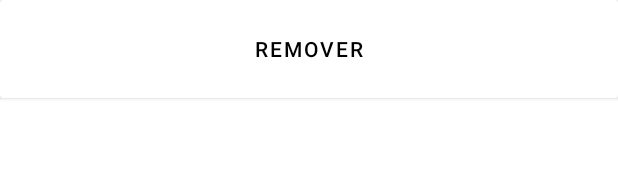
After one commit to maylc/dio-android-bootcamp-contentprovider, an Android app: the layout note_item.xml on its own in the app's theme, with its tools: preview values and no code run, on a phone screen of 412 x 824 dp. The commit adds this screen. Shown: the top 190 px of the screen. Run offline under Robolectric (Android 15) with nearby library versions, the phone set to English and light mode, and no system bars.

Commit message:
- Add recycler view to main activity. - Start implementing adapter.

```diff
--- /dev/null
+++ b/ContentProvider/app/src/main/res/layout/note_item.xml
@@ -0,0 +1,49 @@
+<?xml version="1.0" encoding="utf-8"?>
+<androidx.cardview.widget.CardView xmlns:android="http://schemas.android.com/apk/res/android"
+    android:layout_width="match_parent"
+    android:layout_height="wrap_content"
+    xmlns:app="http://schemas.android.com/apk/res-auto">
+
+    <androidx.constraintlayout.widget.ConstraintLayout
+        android:layout_width="match_parent"
+        android:layout_height="wrap_content">
+
+        <LinearLayout
+            android:id="@+id/notee_text_container"
+            android:layout_width="wrap_content"
+            android:layout_height="wrap_content"
+            android:layout_margin="8dp"
+            android:orientation="vertical"
+            app:layout_constraintStart_toStartOf="parent"
+            app:layout_constraintBottom_toBottomOf="parent"
+            app:layout_constraintTop_toTopOf="parent">
+
+            <TextView
+                android:id="@+id/note_title"
+                android:layout_width="match_parent"
+                android:textSize="20sp"
+                android:layout_height="wrap_content"/>
+
+            <TextView
+                android:id="@+id/note_description"
+                android:layout_width="match_parent"
+                android:textSize="16sp"
+                android:layout_height="wrap_content"/>
+
+        </LinearLayout>
+
+        <Button
+            android:id="@+id/note_remove_button"
+            android:background="@android:color/transparent"
+            android:layout_width="match_parent"
+            android:textColor="@color/black"
+            app:layout_constraintTop_toTopOf="parent"
+            app:layout_constraintEnd_toEndOf="parent"
+            app:layout_constraintBottom_toBottomOf="parent"
+            android:text="@string/note_remove_label"
+            android:layout_height="wrap_content"/>
+
+    </androidx.constraintlayout.widget.ConstraintLayout>
+
+
+</androidx.cardview.widget.CardView>
--- a/ContentProvider/app/src/main/res/values/strings.xml
+++ b/ContentProvider/app/src/main/res/values/strings.xml
@@ -1,3 +1,4 @@
 <resources>
     <string name="app_name">ContentProvider</string>
+    <string name="note_remove_label">Remover</string>
 </resources>
```
Also changed, not shown: ContentProvider/app/src/main/java/io/github/maylcf/contentprovider/MainActivity.kt (+13 -1 lines), ContentProvider/app/src/main/java/io/github/maylcf/contentprovider/adapter/NotesAdapter.kt (added, +40 -0 lines), ContentProvider/app/src/main/res/layout/activity_main.xml (+14 -8 lines).
